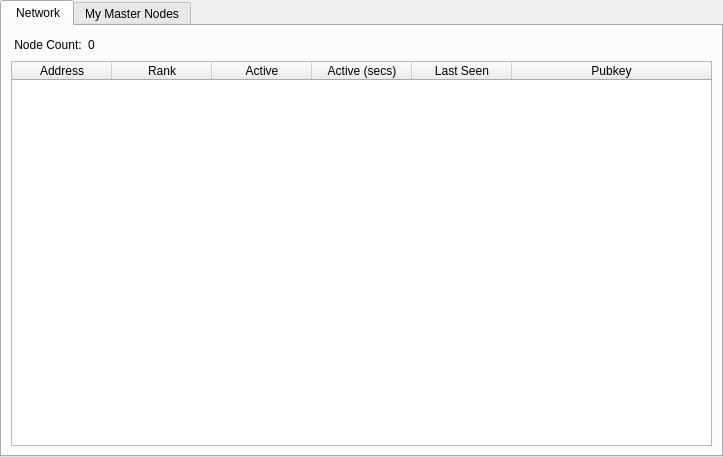
Before: the Qt Designer form src/qt/forms/masternodemanager.ui in galaxycash/galaxycash, drawn with Qt 5.
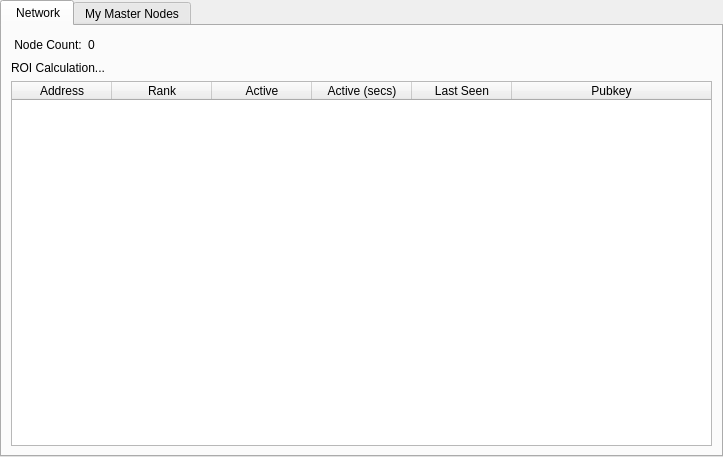
After: the same form once the commit is applied. The open tabs and pages were chosen to show the change.

What changed in the file:
```diff
--- a/src/qt/forms/masternodemanager.ui
+++ b/src/qt/forms/masternodemanager.ui
@@ -41,7 +41,7 @@
          <string> Network</string>
         </attribute>
         <layout class="QGridLayout" name="gridLayout">
-         <item row="1" column="0">
+         <item row="2" column="0">
           <widget class="QTableWidget" name="tableWidget">
            <property name="editTriggers">
             <set>QAbstractItemView::NoEditTriggers</set>
@@ -124,6 +124,13 @@
            </item>
           </layout>
          </item>
+         <item row="1" column="0">
+          <widget class="QLabel" name="roi">
+           <property name="text">
+            <string>ROI Calculation...</string>
+           </property>
+          </widget>
+         </item>
         </layout>
        </widget>
        <widget class="QWidget" name="tab_2">
```
Left out of the diff: 2 changed lines with no effect on the pictures.
